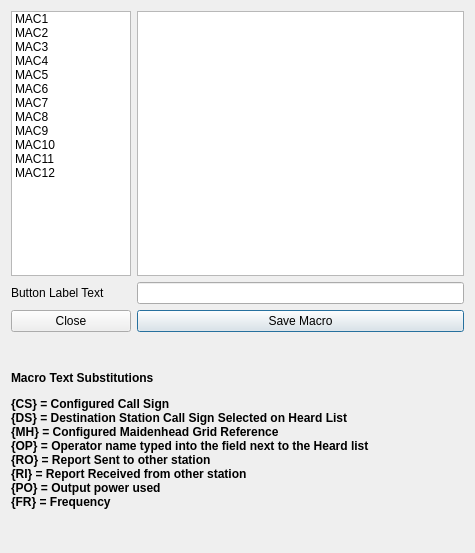
Before: the Qt Designer form macrodialog.ui in guitarpicva/RPiKeyerTerm, drawn with Qt 5.
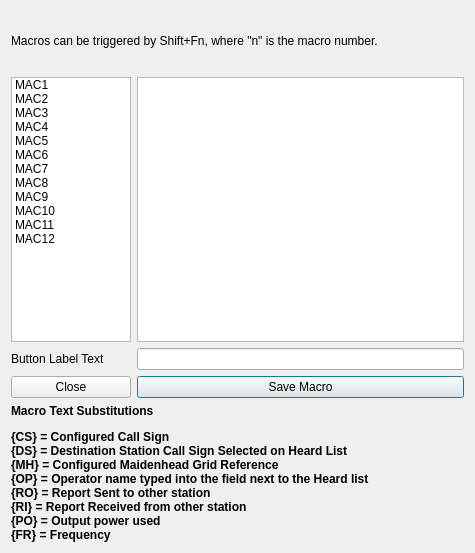
After: the same form once the commit is applied.

```diff
--- a/macrodialog.ui
+++ b/macrodialog.ui
@@ -14,7 +14,14 @@
    <string>Dialog</string>
   </property>
   <layout class="QGridLayout" name="gridLayout">
-   <item row="0" column="1">
+   <item row="3" column="1">
+    <widget class="QPushButton" name="saveMacroButton">
+     <property name="text">
+      <string>Save Macro</string>
+     </property>
+    </widget>
+   </item>
+   <item row="1" column="1">
     <widget class="QPlainTextEdit" name="macroTextEdit">
      <property name="sizePolicy">
       <sizepolicy hsizetype="Expanding" vsizetype="Fixed">
@@ -30,7 +37,14 @@
      </property>
     </widget>
    </item>
-   <item row="0" column="0">
+   <item row="3" column="0">
+    <widget class="QPushButton" name="macroDialogCloseButton">
+     <property name="text">
+      <string>Close</string>
+     </property>
+    </widget>
+   </item>
+   <item row="1" column="0">
     <widget class="QListWidget" name="macroListWidget">
      <property name="sizePolicy">
       <sizepolicy hsizetype="Expanding" vsizetype="Fixed">
@@ -113,23 +127,9 @@
     </widget>
    </item>
    <item row="2" column="1">
-    <widget class="QPushButton" name="saveMacroButton">
-     <property name="text">
-      <string>Save Macro</string>
-     </property>
-    </widget>
-   </item>
-   <item row="1" column="1">
     <widget class="QLineEdit" name="macroLabelLineEdit"/>
    </item>
-   <item row="1" column="0">
-    <widget class="QLabel" name="label">
-     <property name="text">
-      <string>Button Label Text</string>
-     </property>
-    </widget>
-   </item>
-   <item row="3" column="0" colspan="2">
+   <item row="4" column="0" colspan="2">
     <widget class="QLabel" name="macroHelpLabel">
      <property name="minimumSize">
       <size>
@@ -152,9 +152,16 @@
     </widget>
    </item>
    <item row="2" column="0">
-    <widget class="QPushButton" name="macroDialogCloseButton">
+    <widget class="QLabel" name="label">
      <property name="text">
-      <string>Close</string>
+      <string>Button Label Text</string>
+     </property>
+    </widget>
+   </item>
+   <item row="0" column="0" colspan="2">
+    <widget class="QLabel" name="label_2">
+     <property name="text">
+      <string>Macros can be triggered by Shift+Fn, where &quot;n&quot; is the macro number.</string>
      </property>
     </widget>
    </item>
```
